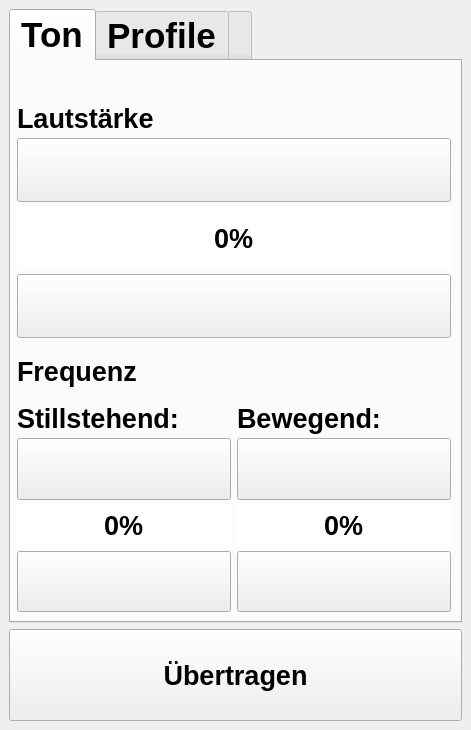
This is klingelballui.ui in Sammasas/Klingelball-App as Qt 5 draws it before an edit. The edited form follows.
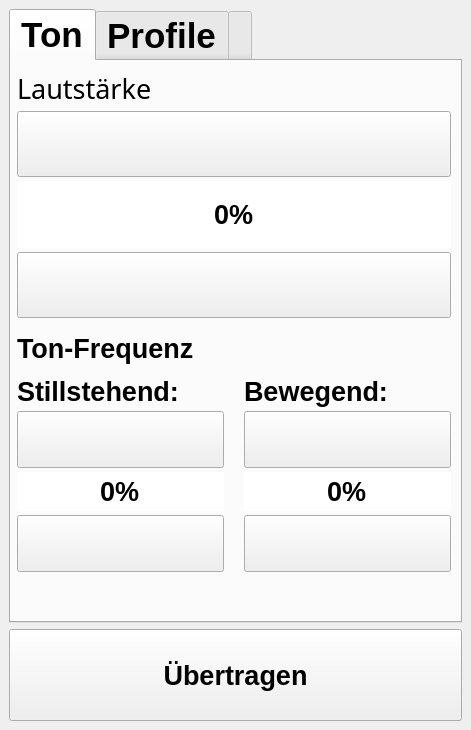
This is the edited form. The open tabs and pages were chosen to show the change. Icons and pictures are not drawn.

```diff
--- a/klingelballui.ui
+++ b/klingelballui.ui
@@ -6,7 +6,7 @@
    <rect>
     <x>0</x>
     <y>0</y>
-    <width>448</width>
+    <width>462</width>
     <height>730</height>
    </rect>
   </property>
@@ -46,7 +46,7 @@
        <attribute name="title">
         <string>Ton</string>
        </attribute>
-       <layout class="QVBoxLayout" name="verticalLayout_3" stretch="0,0">
+       <layout class="QVBoxLayout" name="verticalLayout_3" stretch="0,0,0">
         <property name="sizeConstraint">
          <enum>QLayout::SetNoConstraint</enum>
         </property>
@@ -61,15 +61,16 @@
           <item>
            <widget class="QLabel" name="Volume_Label">
             <property name="sizePolicy">
-             <sizepolicy hsizetype="Minimum" vsizetype="Preferred">
+             <sizepolicy hsizetype="Minimum" vsizetype="Fixed">
               <horstretch>0</horstretch>
               <verstretch>0</verstretch>
              </sizepolicy>
             </property>
             <property name="font">
              <font>
+              <family>Magneto</family>
               <pointsize>20</pointsize>
-              <bold>true</bold>
+              <bold>false</bold>
              </font>
             </property>
             <property name="text">
@@ -184,36 +185,16 @@
          </layout>
         </item>
         <item>
-         <layout class="QGridLayout" name="Sound_Layout" rowstretch="7,7,10,7,10" columnstretch="0,0">
+         <layout class="QGridLayout" name="Sound_Layout" rowstretch="7,7,10,7,10,0,0" columnstretch="0,0">
           <property name="sizeConstraint">
            <enum>QLayout::SetMaximumSize</enum>
           </property>
           <property name="horizontalSpacing">
-           <number>6</number>
+           <number>20</number>
           </property>
           <property name="verticalSpacing">
            <number>4</number>
           </property>
-          <item row="4" column="1">
-           <widget class="QPushButton" name="Bis_Frequ_Down">
-            <property name="sizePolicy">
-             <sizepolicy hsizetype="Minimum" vsizetype="Preferred">
-              <horstretch>0</horstretch>
-              <verstretch>0</verstretch>
-             </sizepolicy>
-            </property>
-            <property name="accessibleName">
-             <string>Bis Frenquenz down</string>
-            </property>
-            <property name="text">
-             <string/>
-            </property>
-            <property name="icon">
-             <iconset resource="UI-Resources.qrc">
-              <normaloff>:/Icons/Chevron_down_inverted.png</normaloff>:/Icons/Chevron_down_inverted.png</iconset>
-            </property>
-           </widget>
-          </item>
           <item row="2" column="1">
            <widget class="QPushButton" name="Bis_Frequ_Up">
             <property name="sizePolicy">
@@ -234,58 +215,6 @@
             </property>
            </widget>
           </item>
-          <item row="3" column="1">
-           <widget class="QSpinBox" name="Bis_Frequ">
-            <property name="sizePolicy">
-             <sizepolicy hsizetype="Minimum" vsizetype="Preferred">
-              <horstretch>0</horstretch>
-              <verstretch>0</verstretch>
-             </sizepolicy>
-            </property>
-            <property name="font">
-             <font>
-              <pointsize>20</pointsize>
-              <bold>true</bold>
-             </font>
-            </property>
-            <property name="cursor">
-             <cursorShape>BlankCursor</cursorShape>
-            </property>
-            <property name="mouseTracking">
-             <bool>false</bool>
-            </property>
-            <property name="focusPolicy">
-             <enum>Qt::ClickFocus</enum>
-            </property>
-            <property name="accessibleName">
-             <string>Frequenz bis</string>
-            </property>
-            <property name="frame">
-             <bool>false</bool>
-            </property>
-            <property name="alignment">
-             <set>Qt::AlignCenter</set>
-            </property>
-            <property name="readOnly">
-             <bool>true</bool>
-            </property>
-            <property name="buttonSymbols">
-             <enum>QAbstractSpinBox::NoButtons</enum>
-            </property>
-            <property name="keyboardTracking">
-             <bool>false</bool>
-            </property>
-            <property name="suffix">
-             <string>%</string>
-            </property>
-            <property name="maximum">
-             <number>100</number>
-            </property>
-            <property name="singleStep">
-             <number>5</number>
-            </property>
-           </widget>
-          </item>
           <item row="1" column="1">
            <widget class="QLabel" name="Bis_Frequenz_Label">
             <property name="font">
@@ -302,43 +231,23 @@
             </property>
            </widget>
           </item>
-          <item row="4" column="0">
-           <widget class="QPushButton" name="Von_Frequ_Down">
-            <property name="sizePolicy">
-             <sizepolicy hsizetype="Minimum" vsizetype="Preferred">
-              <horstretch>0</horstretch>
-              <verstretch>0</verstretch>
-             </sizepolicy>
+          <item row="0" column="0">
+           <widget class="QLabel" name="Frequenz_Label">
+            <property name="font">
+             <font>
+              <pointsize>20</pointsize>
+              <bold>true</bold>
+              <kerning>true</kerning>
+             </font>
             </property>
             <property name="accessibleName">
              <string>Von Frequenz Down</string>
             </property>
             <property name="text">
-             <string/>
+             <string>Ton-Frequenz</string>
             </property>
-            <property name="icon">
-             <iconset resource="UI-Resources.qrc">
-              <normaloff>:/Icons/Chevron_down_inverted.png</normaloff>:/Icons/Chevron_down_inverted.png</iconset>
-            </property>
-           </widget>
-          </item>
-          <item row="2" column="0">
-           <widget class="QPushButton" name="Von_Frequ_Up">
-            <property name="sizePolicy">
-             <sizepolicy hsizetype="Minimum" vsizetype="Preferred">
-              <horstretch>0</horstretch>
-              <verstretch>0</verstretch>
-             </sizepolicy>
-            </property>
-            <property name="accessibleName">
-             <string>Von Frequenz Up</string>
-            </property>
-            <property name="text">
-             <string/>
-            </property>
-            <property name="icon">
-             <iconset resource="UI-Resources.qrc">
-              <normaloff>:/Icons/Chevron_Up_inverted.png</normaloff>:/Icons/Chevron_Up_inverted.png</iconset>
+            <property name="alignment">
+             <set>Qt::AlignBottom|Qt::AlignLeading|Qt::AlignLeft</set>
             </property>
            </widget>
           </item>
@@ -410,25 +319,136 @@
             </property>
            </widget>
           </item>
-          <item row="0" column="0">
-           <widget class="QLabel" name="Frequenz_Label">
+          <item row="2" column="0">
+           <widget class="QPushButton" name="Von_Frequ_Up">
+            <property name="sizePolicy">
+             <sizepolicy hsizetype="Minimum" vsizetype="Preferred">
+              <horstretch>0</horstretch>
+              <verstretch>0</verstretch>
+             </sizepolicy>
+            </property>
+            <property name="accessibleName">
+             <string>Von Frequenz Up</string>
+            </property>
+            <property name="text">
+             <string/>
+            </property>
+            <property name="icon">
+             <iconset resource="UI-Resources.qrc">
+              <normaloff>:/Icons/Chevron_Up_inverted.png</normaloff>:/Icons/Chevron_Up_inverted.png</iconset>
+            </property>
+           </widget>
+          </item>
+          <item row="4" column="1">
+           <widget class="QPushButton" name="Bis_Frequ_Down">
+            <property name="sizePolicy">
+             <sizepolicy hsizetype="Minimum" vsizetype="Preferred">
+              <horstretch>0</horstretch>
+              <verstretch>0</verstretch>
+             </sizepolicy>
+            </property>
+            <property name="accessibleName">
+             <string>Bis Frenquenz down</string>
+            </property>
+            <property name="text">
+             <string/>
+            </property>
+            <property name="icon">
+             <iconset resource="UI-Resources.qrc">
+              <normaloff>:/Icons/Chevron_down_inverted.png</normaloff>:/Icons/Chevron_down_inverted.png</iconset>
+            </property>
+           </widget>
+          </item>
+          <item row="3" column="1">
+           <widget class="QSpinBox" name="Bis_Frequ">
+            <property name="sizePolicy">
+             <sizepolicy hsizetype="Minimum" vsizetype="Preferred">
+              <horstretch>0</horstretch>
+              <verstretch>0</verstretch>
+             </sizepolicy>
+            </property>
             <property name="font">
              <font>
               <pointsize>20</pointsize>
               <bold>true</bold>
-              <kerning>true</kerning>
              </font>
             </property>
-            <property name="text">
-             <string>Frequenz</string>
+            <property name="cursor">
+             <cursorShape>BlankCursor</cursorShape>
+            </property>
+            <property name="mouseTracking">
+             <bool>false</bool>
+            </property>
+            <property name="focusPolicy">
+             <enum>Qt::ClickFocus</enum>
+            </property>
+            <property name="accessibleName">
+             <string>Frequenz bis</string>
+            </property>
+            <property name="frame">
+             <bool>false</bool>
             </property>
             <property name="alignment">
-             <set>Qt::AlignBottom|Qt::AlignLeading|Qt::AlignLeft</set>
+             <set>Qt::AlignCenter</set>
+            </property>
+            <property name="readOnly">
+             <bool>true</bool>
+            </property>
+            <property name="buttonSymbols">
+             <enum>QAbstractSpinBox::NoButtons</enum>
+            </property>
+            <property name="keyboardTracking">
+             <bool>false</bool>
+            </property>
+            <property name="suffix">
+             <string>%</string>
+            </property>
+            <property name="maximum">
+             <number>100</number>
+            </property>
+            <property name="singleStep">
+             <number>5</number>
+            </property>
+           </widget>
+          </item>
+          <item row="4" column="0">
+           <widget class="QPushButton" name="Von_Frequ_Down">
+            <property name="sizePolicy">
+             <sizepolicy hsizetype="Minimum" vsizetype="Preferred">
+              <horstretch>0</horstretch>
+              <verstretch>0</verstretch>
+             </sizepolicy>
+            </property>
+            <property name="accessibleName">
+             <string>Von Frequenz Down</string>
+            </property>
+            <property name="text">
+             <string/>
+            </property>
+            <property name="icon">
+             <iconset resource="UI-Resources.qrc">
+              <normaloff>:/Icons/Chevron_down_inverted.png</normaloff>:/Icons/Chevron_down_inverted.png</iconset>
             </property>
            </widget>
           </item>
          </layout>
         </item>
+        <item>
+         <spacer name="verticalSpacer_5">
+          <property name="orientation">
+           <enum>Qt::Vertical</enum>
+          </property>
+          <property name="sizeType">
+           <enum>QSizePolicy::Preferred</enum>
+          </property>
+          <property name="sizeHint" stdset="0">
+           <size>
+            <width>20</width>
+            <height>40</height>
+           </size>
+          </property>
+         </spacer>
+        </item>
        </layout>
       </widget>
       <widget class="QWidget" name="Profile_Tab">
```
Left out of the diff: 7 changed lines with no effect on the pictures.
